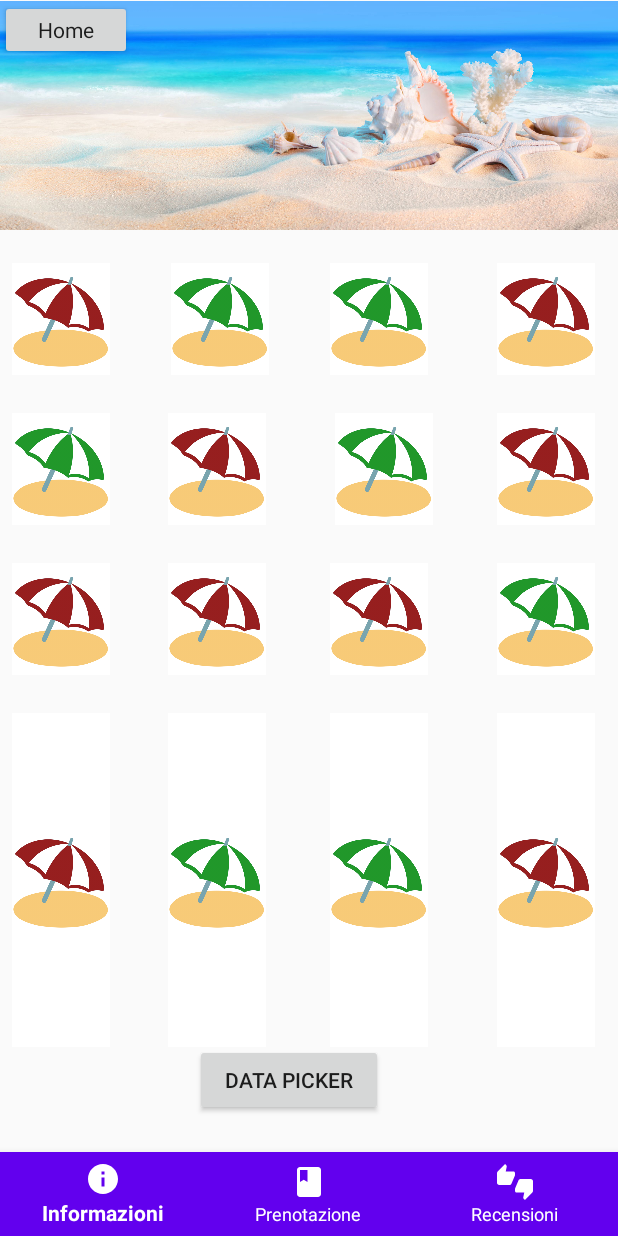
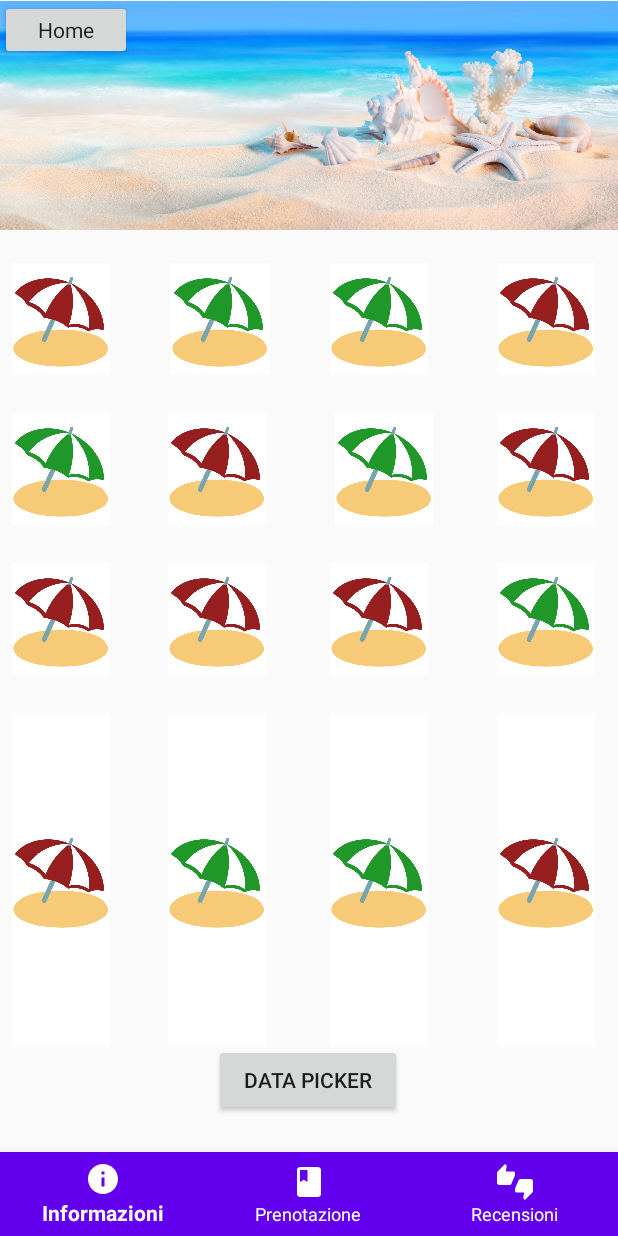
Before and after one commit to pinciaandrea/Tirocinio, an Android app: the ActivityTwo screen opened directly, with no data from a screen before it, on a phone screen of 412 x 824 dp. Run offline under Robolectric (Android 15) with nearby library versions, the phone set to English and light mode, and no system bars.

Commit message:
update minore

```diff
--- a/app/src/main/java/com/example/progetto/ActivityThree.java
+++ b/app/src/main/java/com/example/progetto/ActivityThree.java
@@ -196,7 +196,7 @@ public class ActivityThree extends AppCompatActivity
         CharSequence colors[] = new CharSequence[]{"Modifica", "Cancella"};
 
         AlertDialog.Builder builder = new AlertDialog.Builder(this);
-        builder.setTitle("Choose option");
+        builder.setTitle("Scegli cosa fare");
         builder.setItems(colors, new DialogInterface.OnClickListener() {
             @Override
             public void onClick(DialogInterface dialog, int which) {
--- a/app/src/main/java/com/example/progetto/ActivityTwo.java
+++ b/app/src/main/java/com/example/progetto/ActivityTwo.java
@@ -145,9 +145,9 @@ public class ActivityTwo extends AppCompatActivity
         SharedPreferences preferences = PreferenceManager.getDefaultSharedPreferences(this);
         String name = preferences.getString("Name","0");
         Log.i("shared", name+" ");
-        if(name.equals("1")) {
+        if(name.equals("1"))  {
                 alertDialog.show();
-        }else {
+        } else {
             Toast.makeText(getApplicationContext(), "Devi effettuare il login per prenotare un ombrellone!!", Toast.LENGTH_LONG).show();
         }
     }
--- a/app/src/main/res/layout/activity_three.xml
+++ b/app/src/main/res/layout/activity_three.xml
@@ -57,7 +57,7 @@
         android:layout_alignParentStart="true"
         android:layout_alignParentTop="true"
         android:layout_marginStart="160dp"
-        android:layout_marginTop="500dp"
+        android:layout_marginTop="550dp"
         android:text="Home"
         android:textAppearance="@style/TextAppearance.AppCompat" />
 
--- a/app/src/main/res/layout/activity_two.xml
+++ b/app/src/main/res/layout/activity_two.xml
@@ -310,8 +310,9 @@
             android:id="@+id/button4"
             android:layout_width="125dp"
             android:layout_height="wrap_content"
-            android:layout_marginStart="165dp"
+            android:gravity="center"
             android:layout_marginBottom="80dp"
+            android:layout_marginLeft="190dp"
             android:text="Data Picker"
             app:layout_constraintBottom_toBottomOf="parent"
             app:layout_constraintEnd_toStartOf="@+id/imageButton16"
--- a/app/src/main/res/layout/note_list_row.xml
+++ b/app/src/main/res/layout/note_list_row.xml
@@ -1,5 +1,6 @@
 <?xml version="1.0" encoding="utf-8"?>
-<RelativeLayout xmlns:android="http://schemas.android.com/apk/res/android"
+<RelativeLayout
+    xmlns:android="http://schemas.android.com/apk/res/android"
     android:layout_width="match_parent"
     android:layout_height="wrap_content"
     android:clickable="true"
```
